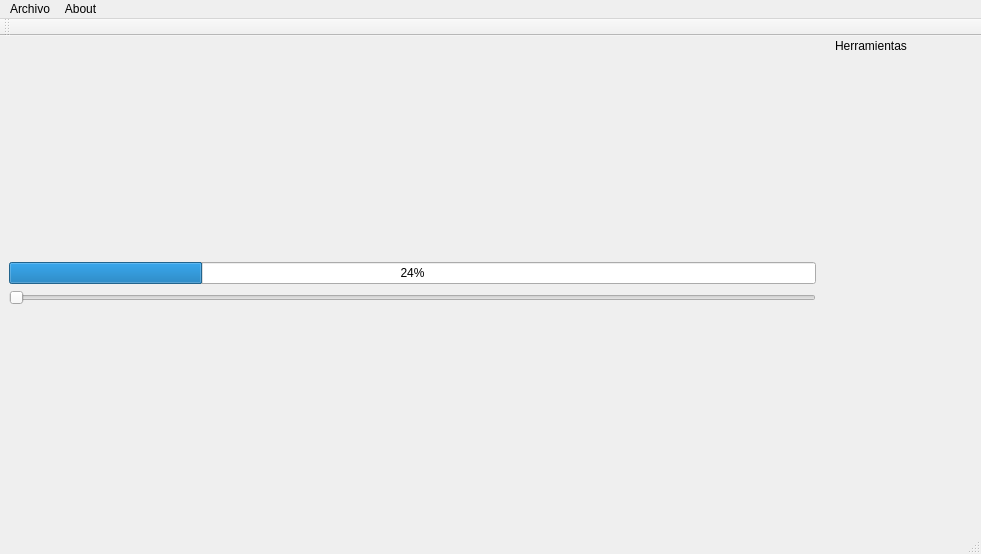
The window that src/mainwindow.ui (Dariasteam/I.A.) describes before a commit, drawn with Qt 5.
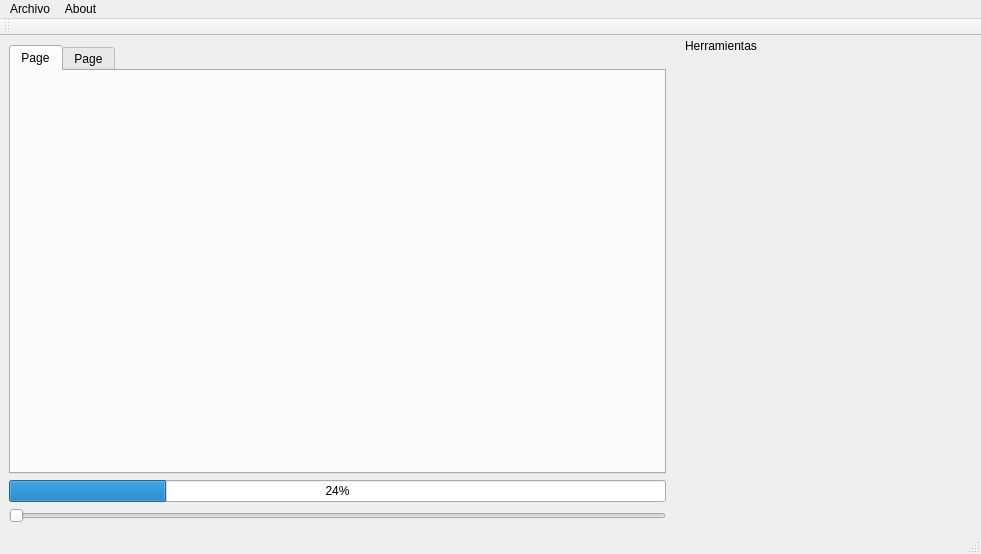
The same window after the commit.

```diff
--- a/src/mainwindow.ui
+++ b/src/mainwindow.ui
@@ -34,6 +34,36 @@
       </property>
       <item>
        <layout class="QVBoxLayout" name="verticalLayout">
+        <item>
+         <widget class="QTabWidget" name="tabWidget">
+          <property name="toolTip">
+           <string/>
+          </property>
+          <property name="currentIndex">
+           <number>0</number>
+          </property>
+          <widget class="QWidget" name="mapa">
+           <attribute name="title">
+            <string>Page</string>
+           </attribute>
+           <layout class="QVBoxLayout" name="verticalLayout_2">
+            <item>
+             <layout class="QVBoxLayout" name="map_layout"/>
+            </item>
+           </layout>
+          </widget>
+          <widget class="QWidget" name="mem">
+           <attribute name="title">
+            <string>Page</string>
+           </attribute>
+           <layout class="QHBoxLayout" name="horizontalLayout_2">
+            <item>
+             <layout class="QVBoxLayout" name="mem_layout"/>
+            </item>
+           </layout>
+          </widget>
+         </widget>
+        </item>
         <item>
          <widget class="QProgressBar" name="progressBar">
           <property name="value">
@@ -98,13 +128,13 @@
    </property>
    <property name="minimumSize">
     <size>
-     <width>150</width>
+     <width>300</width>
      <height>41</height>
     </size>
    </property>
    <property name="maximumSize">
     <size>
-     <width>150</width>
+     <width>300</width>
      <height>524287</height>
     </size>
    </property>
```
Left out of the diff: 5 changed lines with no effect on the pictures.
